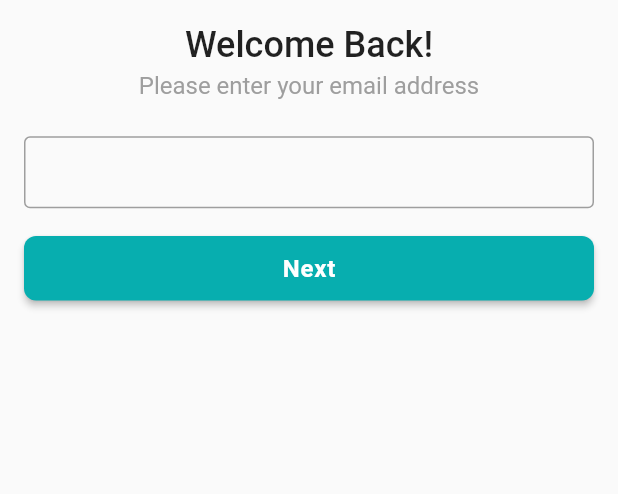
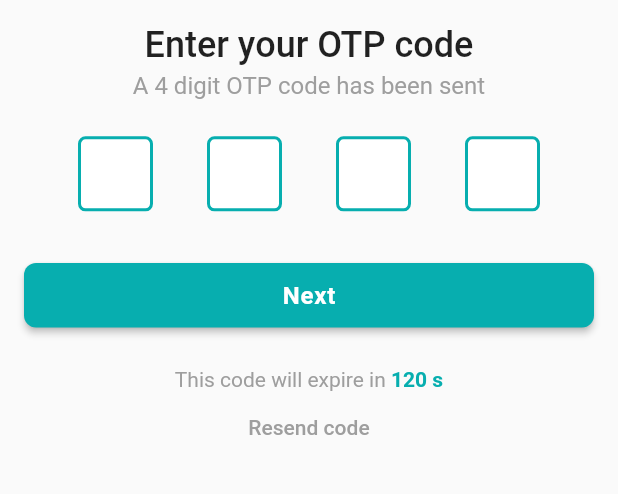
Before and after one commit to anupomm/ecommerce_craftybay, a Flutter app: the screen it shows after launch, after a tap on "Next", on a phone screen of 412 x 824 dp, the part 332-826 px from its top. Run offline on Flutter 3.47's test engine with Material 2 defaults, Android fonts, the phone set to English and light mode, and no system bars; drawn by our look-alikes of pin_code_fields; our stand-ins replace flutter_svg, get.

Commit message:
OTP verification screen ui design added

```diff
--- a/lib/presentation/ui/screens/auth/email_verification_screen.dart
+++ b/lib/presentation/ui/screens/auth/email_verification_screen.dart
@@ -2,6 +2,9 @@ import 'package:flutter/material.dart';
 import 'package:flutter_svg/svg.dart';
 
 import '../../utility/image_assets.dart';
+import 'package:get/get.dart';
+
+import 'otp_verification_screen.dart';
 
 class EmailVerificationScreen extends StatefulWidget {
   const EmailVerificationScreen({super.key});
@@ -47,14 +50,20 @@ class _EmailVerificationScreenState extends State<EmailVerificationScreen> {
               const SizedBox(
                 height: 24,
               ),
-              TextFormField(),
+              TextFormField(
+                decoration: const InputDecoration(
+                  hintText: 'Email'
+                ),
+              ),
               const SizedBox(
                 height: 16,
               ),
               SizedBox(
                   width: double.infinity,
                   child: ElevatedButton(
-                      onPressed: () {}, child: const Text('Next'))),
+                      onPressed: () {
+                        Get.to(const OTPVerificationScreen());
+                      }, child: const Text('Next'))),
             ],
           ),
         ),
--- /dev/null
+++ b/lib/presentation/ui/screens/auth/otp_verification_screen.dart
@@ -0,0 +1,123 @@
+import 'package:ecommerce/presentation/ui/utility/app_colors.dart';
+import 'package:flutter/material.dart';
+import 'package:flutter_svg/svg.dart';
+import 'package:pin_code_fields/pin_code_fields.dart';
+
+import '../../utility/image_assets.dart';
+import 'package:get/get.dart';
+
+class OTPVerificationScreen extends StatefulWidget {
+  const OTPVerificationScreen({super.key});
+
+  @override
+  State<OTPVerificationScreen> createState() => _EmailVerificationScreenState();
+}
+
+class _EmailVerificationScreenState extends State<OTPVerificationScreen> {
+  @override
+  Widget build(BuildContext context) {
+    return Scaffold(
+      body: SafeArea(
+        child: SingleChildScrollView(
+          child: Padding(
+            padding: const EdgeInsets.all(16.0),
+            child: Column(
+              children: [
+                const SizedBox(
+                  height: 100,
+                ),
+                Center(
+                    child: SvgPicture.asset(
+                  ImageAssets.craftyBayLogoSVG,
+                  width: 100,
+                )),
+                const SizedBox(
+                  height: 16,
+                ),
+                Text(
+                  'Enter your OTP code',
+                  style: Theme.of(context).textTheme.titleLarge?.copyWith(
+                        fontSize: 24,
+                      ),
+                ),
+                const SizedBox(
+                  height: 4,
+                ),
+                Text(
+                  'A 4 digit OTP code has been sent',
+                  style: Theme.of(context).textTheme.titleMedium?.copyWith(
+                        color: Colors.grey,
+                      ),
+                ),
+                const SizedBox(
+                  height: 24,
+                ),
+                PinCodeTextField(
+                  length: 4,
+                  obscureText: false,
+                  animationType: AnimationType.fade,
+                  mainAxisAlignment: MainAxisAlignment.spaceEvenly,
+                  keyboardType: TextInputType.number,
+                  pinTheme: PinTheme(
+                    shape: PinCodeFieldShape.box,
+                    borderRadius: BorderRadius.circular(5),
+                    fieldHeight: 50,
+                    fieldWidth: 50,
+                    activeFillColor: Colors.white,
+                    inactiveFillColor: Colors.white,
+                    selectedFillColor: Colors.white,
+                    activeColor: AppColors.primaryColor,
+                    inactiveColor: AppColors.primaryColor,
+                    selectedColor: Colors.green,
+                  ),
+                  animationDuration: const Duration(milliseconds: 300),
+                  enableActiveFill: true,
+                  onCompleted: (v) {
+                    print("Completed");
+                  },
+                  beforeTextPaste: (text) {
+                    print("Allowing to paste $text");
+                    //if you return true then it will show the paste confirmation dialog. Otherwise if false, then nothing will happen.
+                    //but you can show anything you want here, like your pop up saying wrong paste format or etc
+                    return true;
+                  },
+                  appContext: context,
+                ),
+                const SizedBox(
+                  height: 16,
+                ),
+                SizedBox(
+                    width: double.infinity,
+                    child: ElevatedButton(
+                        onPressed: () {
+                          Get.to(OTPVerificationScreen());
+                        },
+                        child: const Text('Next'))),
+                const SizedBox(
+                  height: 24,
+                ),
+                RichText(
+                    text: const TextSpan(
+                        style: TextStyle(color: Colors.grey),
+                        children: [
+                      TextSpan(text: 'This code will expire in '),
+                      TextSpan(
+                          text: '120 s',
+                          style: TextStyle(
+                            color: AppColors.primaryColor,
+                            fontWeight: FontWeight.bold,
+                          ))
+                    ])),
+                TextButton(
+                  onPressed: () {},
+                  style: TextButton.styleFrom(foregroundColor: Colors.grey),
+                  child: const Text('Resend code'),
+                )
+              ],
+            ),
+          ),
+        ),
+      ),
+    );
+  }
+}
--- a/pubspec.yaml
+++ b/pubspec.yaml
@@ -16,6 +16,7 @@ dependencies:
   cupertino_icons: ^1.0.2
   flutter_svg: ^2.0.9
   get: ^4.6.5
+  pin_code_fields: ^8.0.1
 
 dev_dependencies:
   flutter_test:
```
Also changed, not shown: pubspec.lock.
